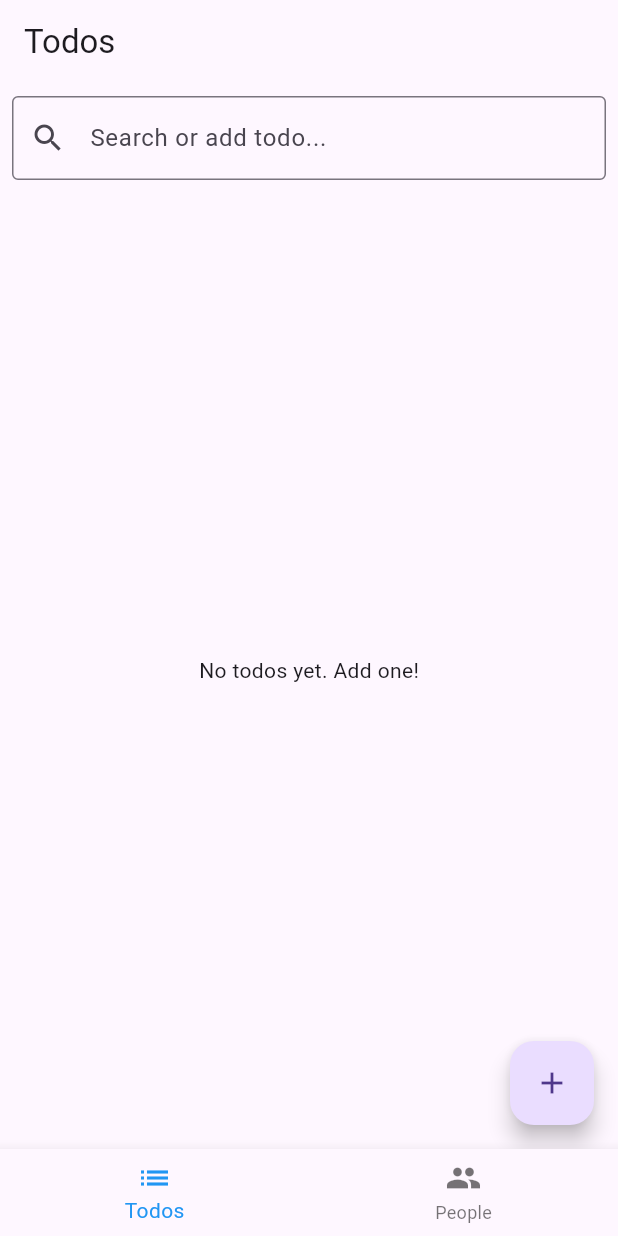
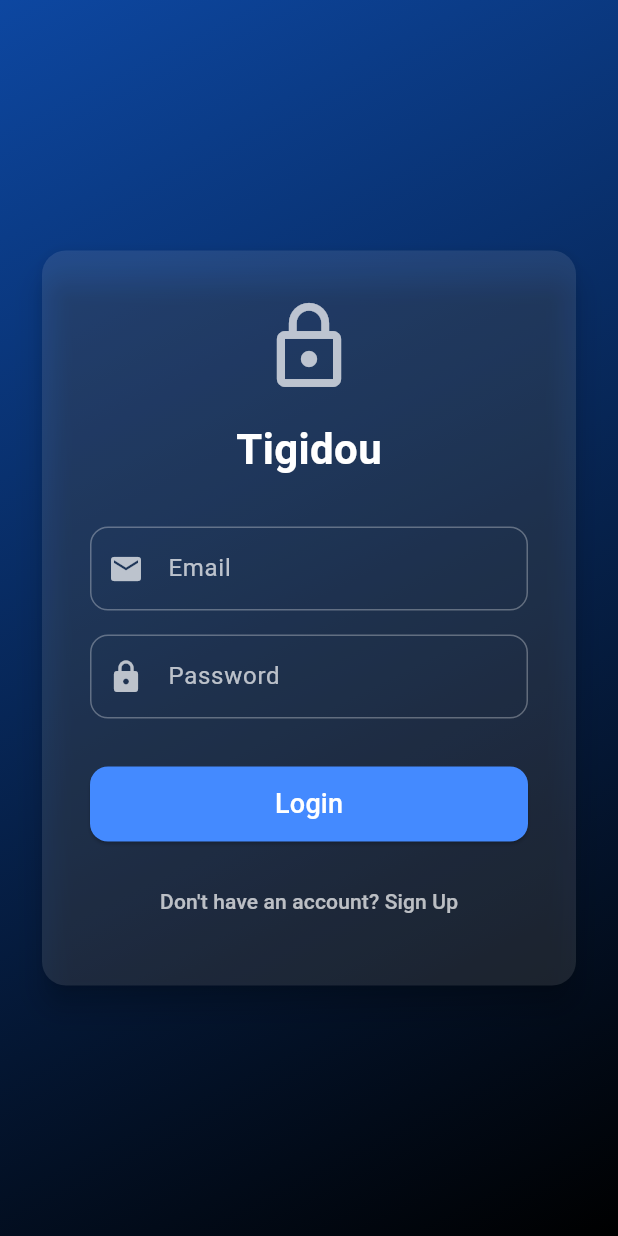
Before and after one commit to ykoehler/tigidou, a Flutter app: the screen it shows after launch, on a phone screen of 412 x 824 dp. Run offline on Flutter 3.47's test engine with Material 3 defaults, Android fonts, the phone set to English and light mode, and no system bars; our stand-ins replace cloud_firestore, firebase_auth, firebase_core, flutter_local_notifications, timezone; accounts and stored records are empty; generated files the repository leaves out were written again.

```diff
--- a/lib/l10n/app_en.arb
+++ b/lib/l10n/app_en.arb
@@ -50,11 +50,18 @@
   "reminderSetDateFirst": "Reminder: (Set date first)",
   "unknownTagFormat": "Unknown tag format",
   "addPersonWithUsername": "Add Person: @{username}",
-  "@addPersonWithUsername": {
-    "placeholders": {
-      "username": {
-        "type": "String"
-      }
-    }
-  }
+  "login": "Login",
+  "email": "Email",
+  "password": "Password",
+  "confirmPassword": "Confirm Password",
+  "createAccount": "Create Account",
+  "register": "Register",
+  "noAccount": "Don't have an account? Sign Up",
+  "alreadyHaveAccount": "Already have an account? Login",
+  "logout": "Logout",
+  "invalidEmail": "Please enter a valid email",
+  "emptyEmail": "Please enter your email",
+  "emptyPassword": "Please enter your password",
+  "passwordTooShort": "Password must be at least 6 characters",
+  "passwordsDoNotMatch": "Passwords do not match"
 }
--- a/lib/l10n/app_fr.arb
+++ b/lib/l10n/app_fr.arb
@@ -23,5 +23,19 @@
   "setDueDate": "Définir l'échéance",
   "reminderSetDateFirst": "Rappel : (Définir la date d'abord)",
   "unknownTagFormat": "Format de tag inconnu",
-  "addPersonWithUsername": "Ajouter une personne : @{username}"
+  "addPersonWithUsername": "Ajouter une personne : @{username}",
+  "login": "Connexion",
+  "email": "Email",
+  "password": "Mot de passe",
+  "confirmPassword": "Confirmer le mot de passe",
+  "createAccount": "Créer un compte",
+  "register": "S'inscrire",
+  "noAccount": "Pas de compte ? Inscrivez-vous",
+  "alreadyHaveAccount": "Déjà un compte ? Connectez-vous",
+  "logout": "Déconnexion",
+  "invalidEmail": "Veuillez entrer un email valide",
+  "emptyEmail": "Veuillez entrer votre email",
+  "emptyPassword": "Veuillez entrer votre mot de passe",
+  "passwordTooShort": "Le mot de passe doit comporter au moins 6 caractères",
+  "passwordsDoNotMatch": "Les mots de passe ne correspondent pas"
 }
--- a/lib/main.dart
+++ b/lib/main.dart
@@ -3,7 +3,9 @@ import 'package:firebase_core/firebase_core.dart';
 import 'package:provider/provider.dart';
 import 'providers/todo_provider.dart';
 import 'providers/person_provider.dart';
+import 'providers/auth_provider.dart';
 import 'screens/main_screen.dart';
+import 'screens/login_screen.dart';
 import 'firebase_options.dart'; // This file is generated by FlutterFire CLI
 import 'package:tigidou/l10n/app_localizations.dart';
 
@@ -30,13 +32,21 @@ class MyApp extends StatelessWidget {
       providers: [
         ChangeNotifierProvider(create: (_) => TodoProvider()),
         ChangeNotifierProvider(create: (_) => PersonProvider()),
+        ChangeNotifierProvider(create: (_) => AuthProvider()),
       ],
-      child: MaterialApp(
-        onGenerateTitle: (context) => AppLocalizations.of(context)!.appTitle,
-        localizationsDelegates: AppLocalizations.localizationsDelegates,
-        supportedLocales: AppLocalizations.supportedLocales,
-        theme: ThemeData(primarySwatch: Colors.blue),
-        home: const MainScreen(),
+      child: Consumer<AuthProvider>(
+        builder: (context, auth, _) {
+          return MaterialApp(
+            onGenerateTitle: (context) =>
+                AppLocalizations.of(context)!.appTitle,
+            localizationsDelegates: AppLocalizations.localizationsDelegates,
+            supportedLocales: AppLocalizations.supportedLocales,
+            theme: ThemeData(primarySwatch: Colors.blue),
+            home: auth.isAuthenticated
+                ? const MainScreen()
+                : const LoginScreen(),
+          );
+        },
       ),
     );
   }
--- /dev/null
+++ b/lib/providers/auth_provider.dart
@@ -0,0 +1,67 @@
+import 'package:flutter/material.dart';
+import 'package:firebase_auth/firebase_auth.dart';
+import '../services/auth_service.dart';
+
+class AuthProvider with ChangeNotifier {
+  final AuthService _authService = AuthService();
+  User? _user;
+  bool _isLoading = false;
+  String? _error;
+
+  User? get user => _user;
+  bool get isLoading => _isLoading;
+  String? get error => _error;
+  bool get isAuthenticated => _user != null;
+
+  AuthProvider() {
+    _authService.user.listen((User? user) {
+      _user = user;
+      notifyListeners();
+    });
+  }
+
+  Future<void> signIn(String email, String password) async {
+    _setLoading(true);
+    _clearError();
+    try {
+      await _authService.signIn(email, password);
+    } catch (e) {
+      _setError(e.toString());
+      rethrow;
+    } finally {
+      _setLoading(false);
+    }
+  }
+
+  Future<void> register(String email, String password) async {
+    _setLoading(true);
+    _clearError();
+    try {
+      await _authService.register(email, password);
+    } catch (e) {
+      _setError(e.toString());
+      rethrow;
+    } finally {
+      _setLoading(false);
+    }
+  }
+
+  Future<void> signOut() async {
+    await _authService.signOut();
+  }
+
+  void _setLoading(bool value) {
+    _isLoading = value;
+    notifyListeners();
+  }
+
+  void _setError(String message) {
+    _error = message;
+    notifyListeners();
+  }
+
+  void _clearError() {
+    _error = null;
+    notifyListeners();
+  }
+}
--- /dev/null
+++ b/lib/screens/login_screen.dart
@@ -0,0 +1,203 @@
+import 'package:flutter/material.dart';
+import 'package:provider/provider.dart';
+import '../providers/auth_provider.dart';
+import 'register_screen.dart';
+import 'package:tigidou/l10n/app_localizations.dart';
+
+class LoginScreen extends StatefulWidget {
+  const LoginScreen({super.key});
+
+  @override
+  State<LoginScreen> createState() => _LoginScreenState();
+}
+
+class _LoginScreenState extends State<LoginScreen> {
+  final _formKey = GlobalKey<FormState>();
+  final _emailController = TextEditingController();
+  final _passwordController = TextEditingController();
+
+  @override
+  void dispose() {
+    _emailController.dispose();
+    _passwordController.dispose();
+    super.dispose();
+  }
+
+  void _handleLogin() async {
+    if (_formKey.currentState!.validate()) {
+      final authProvider = Provider.of<AuthProvider>(context, listen: false);
+      try {
+        await authProvider.signIn(
+          _emailController.text.trim(),
+          _passwordController.text.trim(),
+        );
+      } catch (e) {
+        if (mounted) {
+          ScaffoldMessenger.of(
+            context,
+          ).showSnackBar(SnackBar(content: Text(e.toString())));
+        }
+      }
+    }
+  }
+
+  @override
+  Widget build(BuildContext context) {
+    final l10n = AppLocalizations.of(context)!;
+    final isLoading = context.watch<AuthProvider>().isLoading;
+
+    return Scaffold(
+      body: Container(
+        decoration: BoxDecoration(
+          gradient: LinearGradient(
+            begin: Alignment.topLeft,
+            end: Alignment.bottomRight,
+            colors: [Colors.blue.shade900, Colors.black],
+          ),
+        ),
+        child: Center(
+          child: SingleChildScrollView(
+            padding: const EdgeInsets.all(24.0),
+            child: Card(
+              elevation: 8,
+              shape: RoundedRectangleBorder(
+                borderRadius: BorderRadius.circular(16),
+              ),
+              color: Colors.white.withOpacity(0.1),
+              child: Padding(
+                padding: const EdgeInsets.all(32.0),
+                child: Form(
+                  key: _formKey,
+                  child: Column(
+                    mainAxisSize: MainAxisSize.min,
+                    children: [
+                      const Icon(
+                        Icons.lock_outline,
+                        size: 64,
+                        color: Colors.white70,
+                      ),
+                      const SizedBox(height: 16),
+                      Text(
+                        l10n.appTitle,
+                        style: const TextStyle(
+                          fontSize: 28,
+                          fontWeight: FontWeight.bold,
+                          color: Colors.white,
+                        ),
+                      ),
+                      const SizedBox(height: 32),
+                      TextFormField(
+                        controller: _emailController,
+                        style: const TextStyle(color: Colors.white),
+                        decoration: InputDecoration(
+                          labelText: l10n.email,
+                          labelStyle: const TextStyle(color: Colors.white70),
+                          prefixIcon: const Icon(
+                            Icons.email,
+                            color: Colors.white70,
+                          ),
+                          enabledBorder: OutlineInputBorder(
+                            borderSide: const BorderSide(color: Colors.white30),
+                            borderRadius: BorderRadius.circular(12),
+                          ),
+                          focusedBorder: OutlineInputBorder(
+                            borderSide: const BorderSide(
+                              color: Colors.blueAccent,
+                            ),
+                            borderRadius: BorderRadius.circular(12),
+                          ),
+                        ),
+                        validator: (value) {
+                          if (value == null || value.isEmpty) {
+                            return l10n.emptyEmail;
+                          }
+                          if (!value.contains('@')) {
+                            return l10n.invalidEmail;
+                          }
+                          return null;
+                        },
+                      ),
+                      const SizedBox(height: 16),
+                      TextFormField(
+                        controller: _passwordController,
+                        obscureText: true,
+                        style: const TextStyle(color: Colors.white),
+                        decoration: InputDecoration(
+                          labelText: l10n.password,
+                          labelStyle: const TextStyle(color: Colors.white70),
+                          prefixIcon: const Icon(
+                            Icons.lock,
+                            color: Colors.white70,
+                          ),
+                          enabledBorder: OutlineInputBorder(
+                            borderSide: const BorderSide(color: Colors.white30),
+                            borderRadius: BorderRadius.circular(12),
+                          ),
+                          focusedBorder: OutlineInputBorder(
+                            borderSide: const BorderSide(
+                              color: Colors.blueAccent,
+                            ),
+                            borderRadius: BorderRadius.circular(12),
+                          ),
+                        ),
+                        validator: (value) {
+                          if (value == null || value.isEmpty) {
+                            return l10n.emptyPassword;
+                          }
+                          if (value.length < 6) {
+                            return l10n.passwordTooShort;
+                          }
+                          return null;
+                        },
+                      ),
+                      const SizedBox(height: 32),
+                      SizedBox(
+                        width: double.infinity,
+                        height: 50,
+                        child: ElevatedButton(
+                          onPressed: isLoading ? null : _handleLogin,
+                          style: ElevatedButton.styleFrom(
+                            backgroundColor: Colors.blueAccent,
+                            shape: RoundedRectangleBorder(
+                              borderRadius: BorderRadius.circular(12),
+                            ),
+                          ),
+                          child: isLoading
+                              ? const CircularProgressIndicator(
+                                  color: Colors.white,
+                                )
+                              : Text(
+                                  l10n.login,
+                                  style: const TextStyle(
+                                    fontSize: 18,
+                                    color: Colors.white,
+                                  ),
+                                ),
+                        ),
+                      ),
+                      const SizedBox(height: 16),
+                      TextButton(
+                        onPressed: () {
+                          Navigator.push(
+                            context,
+                            MaterialPageRoute(
+                              builder: (context) => const RegisterScreen(),
+                            ),
+                          );
+                        },
+                        child: Text(
+                          l10n.noAccount,
+                          style: const TextStyle(color: Colors.white70),
+                        ),
+                      ),
+                    ],
+                  ),
+                ),
+              ),
+            ),
+          ),
+        ),
+      ),
+    );
+  }
+}
--- /dev/null
+++ b/lib/services/auth_service.dart
@@ -0,0 +1,46 @@
+import 'package:firebase_auth/firebase_auth.dart';
+import 'dart:async';
+
+class AuthService {
+  final FirebaseAuth _auth = FirebaseAuth.instance;
+
+  // Stream of user auth state changes
+  Stream<User?> get user => _auth.authStateChanges();
+
+  // Get current user
+  User? get currentUser => _auth.currentUser;
+
+  // Sign in with email and password
+  Future<UserCredential> signIn(String email, String password) async {
+    try {
+      return await _auth.signInWithEmailAndPassword(
+        email: email,
+        password: password,
+      );
+    } catch (e) {
+      rethrow;
+    }
+  }
+
+  // Register with email and password
+  Future<UserCredential> register(String email, String password) async {
+    try {
+      return await _auth.createUserWithEmailAndPassword(
+        email: email,
+        password: password,
+      );
+    } catch (e) {
+      rethrow;
+    }
+  }
+
+  // Sign out
+  Future<void> signOut() async {
+    return await _auth.signOut();
+  }
+
+  // Password reset
+  Future<void> sendPasswordResetEmail(String email) async {
+    return await _auth.sendPasswordResetEmail(email: email);
+  }
+}
--- a/pubspec.yaml
+++ b/pubspec.yaml
@@ -37,6 +37,7 @@ dependencies:
   # Use with the CupertinoIcons class for iOS style icons.
   cupertino_icons: ^1.0.8
   firebase_core: ^4.2.1
+  firebase_auth: ^6.1.2
   cloud_firestore: ^6.1.0
   provider: ^6.1.5+1
   flutter_local_notifications: ^19.5.0
```
Also changed, not shown: lib/screens/main_screen.dart (+15 -0 lines), lib/screens/register_screen.dart (added, +237 -0 lines), pubspec.lock, 4 other files.
